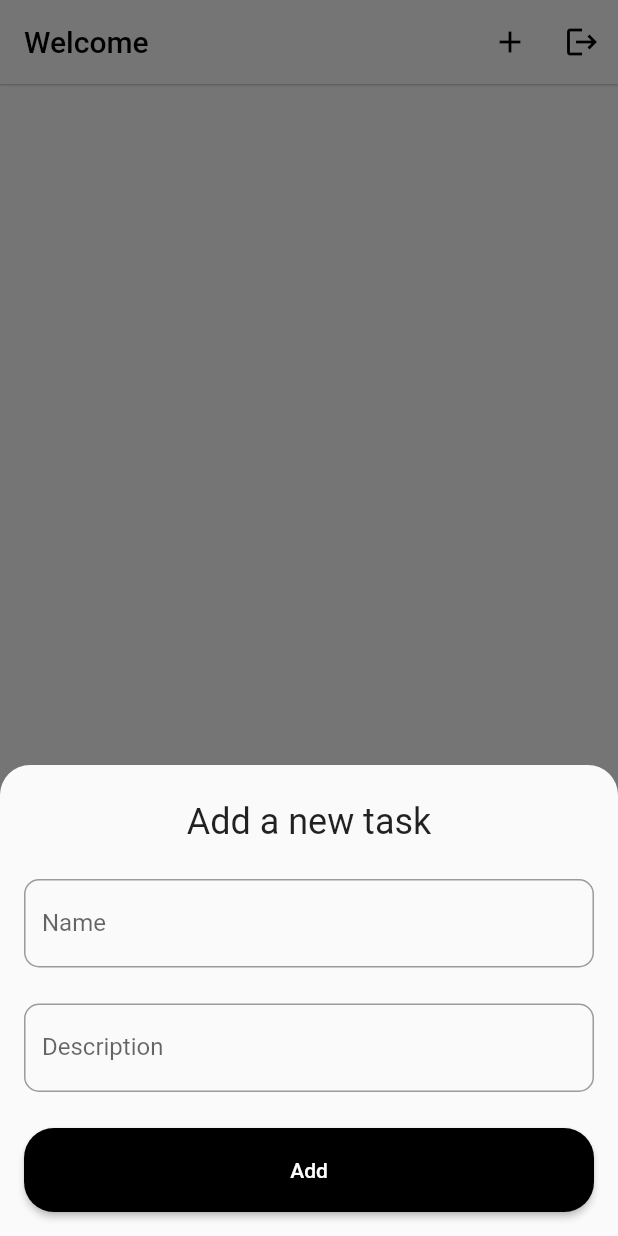
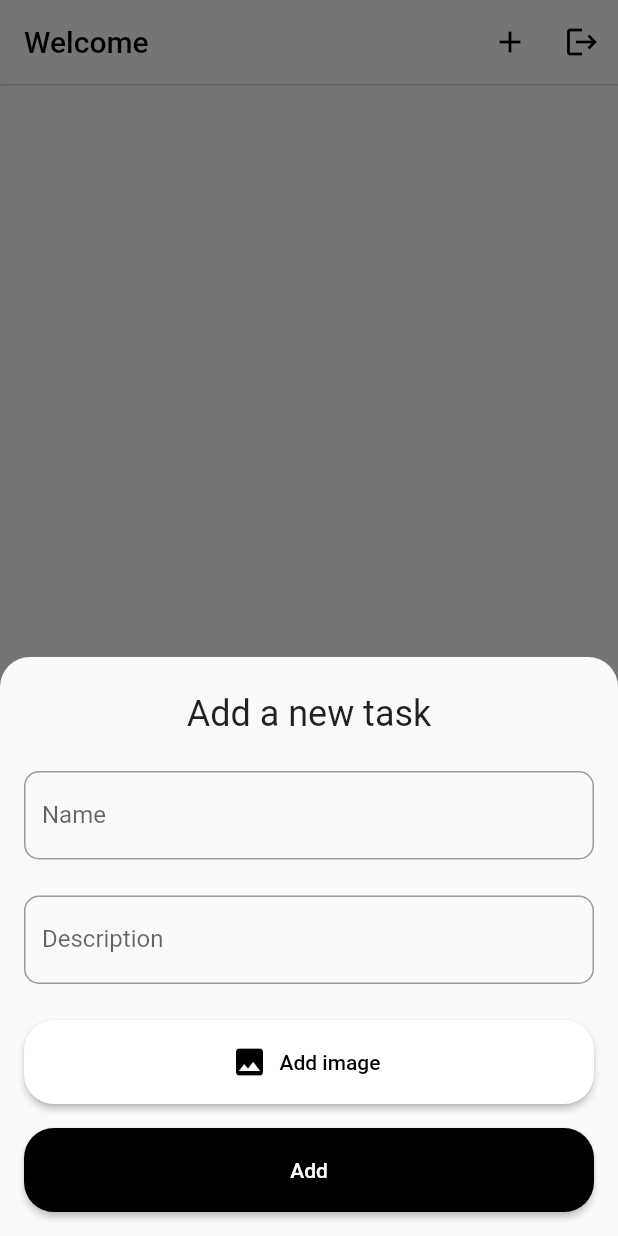
Before and after one commit to juanmasilf/flutter-firebase-serverless-2023, a Flutter app: the ToDoListScreen screen opened directly, after a tap on the "add" icon, on a phone screen of 412 x 824 dp. Run offline on Flutter 3.47's test engine with Material 2 defaults, Android fonts, the phone set to English and light mode, and no system bars; our stand-ins replace cloud_firestore, firebase_auth, firebase_core, firebase_messaging, firebase_storage, flutter_local_notifications and 1 more; accounts and stored records are empty; network calls fail.

Commit message:
Add example of Firebase Storage and Firebase Cloud Messaging

```diff
--- a/storage_fcm/to_do_serverless/lib/auth/screen/login_screen.dart
+++ b/storage_fcm/to_do_serverless/lib/auth/screen/login_screen.dart
@@ -4,6 +4,7 @@ import 'package:firebase_auth/firebase_auth.dart';
 import 'package:flutter/material.dart';
 import 'package:to_do_serverless/auth/logic/firebase_auth_service.dart';
 import 'package:to_do_serverless/auth/screen/sign_up_screen.dart';
+import 'package:to_do_serverless/messaging/logic/messaging_service.dart';
 import 'package:to_do_serverless/to_do_list/screens/to_do_list_screen.dart';
 
 class LoginScreen extends StatefulWidget {
@@ -95,10 +96,11 @@ class _LoginScreenState extends State<LoginScreen> {
 
   void _login(BuildContext context) async {
     try {
-      await FirebaseAuthService.logIn(
+      final user = await FirebaseAuthService.logIn(
         email: _emailController.text,
         password: _passwordController.text,
       );
+     await  MessagingService.getNotificationToken(user!.uid);
       // Navigate to the to do list screen
       Navigator.pushReplacement(
         context,
--- a/storage_fcm/to_do_serverless/lib/auth/screen/sign_up_screen.dart
+++ b/storage_fcm/to_do_serverless/lib/auth/screen/sign_up_screen.dart
@@ -4,6 +4,7 @@ import 'package:firebase_auth/firebase_auth.dart';
 import 'package:flutter/material.dart';
 import 'package:to_do_serverless/auth/logic/firebase_auth_service.dart';
 import 'package:to_do_serverless/auth/screen/login_screen.dart';
+import 'package:to_do_serverless/messaging/logic/messaging_service.dart';
 import 'package:to_do_serverless/to_do_list/screens/to_do_list_screen.dart';
 
 class SignUpScreen extends StatefulWidget {
@@ -115,11 +116,12 @@ class _SignUpScreenState extends State<SignUpScreen> {
 
   void _signUp(BuildContext context) async {
     try {
-      await FirebaseAuthService.signUp(
+      final user= await FirebaseAuthService.signUp(
         name: _nameController.text,
         email: _emailController.text,
         password: _passwordController.text,
       );
+      await MessagingService.getNotificationToken(user!.uid);
       // Navigate to the to do list screen
       Navigator.pushReplacement(
         context,
--- a/storage_fcm/to_do_serverless/lib/main.dart
+++ b/storage_fcm/to_do_serverless/lib/main.dart
@@ -2,12 +2,14 @@ import 'package:firebase_core/firebase_core.dart';
 import 'package:flutter/material.dart';
 import 'package:to_do_serverless/auth/screen/login_screen.dart';
 import 'package:to_do_serverless/firebase_options.dart';
+import 'package:to_do_serverless/messaging/logic/messaging_service.dart';
 
 void main() async {
   WidgetsFlutterBinding.ensureInitialized();
   await Firebase.initializeApp(
     options: DefaultFirebaseOptions.currentPlatform,
   );
+  await MessagingService.initialize();
   runApp(const MyApp());
 }
 
--- a/storage_fcm/to_do_serverless/lib/to_do_list/logic/firestore_service.dart
+++ b/storage_fcm/to_do_serverless/lib/to_do_list/logic/firestore_service.dart
@@ -1,4 +1,7 @@
+import 'dart:io';
+
 import 'package:cloud_firestore/cloud_firestore.dart';
+import 'package:to_do_serverless/to_do_list/logic/storage_service.dart';
 import 'package:uuid/uuid.dart';
 
 class FirestoreService {
@@ -8,22 +11,21 @@ class FirestoreService {
     required String name,
     required String description,
     required String userId,
+    required File? image,
   }) async {
-    // await _firestore.collection('tasks').add({
-    //   'name': name,
-    //   'description': description,
-    //   'created_at': DateTime.now().toIso8601String(),
-    // });
-
-    // OR
     final uuid = const Uuid().v4();
     final taskDoc = _firestore.collection('tasks').doc(uuid);
+    String? imageUrl;
+    if (image != null) {
+      imageUrl = await StorageService.uploadImage(image, uuid);
+    }
     return taskDoc.set({
       'id': uuid,
       'name': name,
       'description': description,
       'created_at': DateTime.now().toIso8601String(),
       'user_id': userId,
+      'image': imageUrl,
     });
   }
 
--- /dev/null
+++ b/storage_fcm/to_do_serverless/lib/to_do_list/logic/storage_service.dart
@@ -0,0 +1,14 @@
+import 'dart:io';
+
+import 'package:firebase_storage/firebase_storage.dart';
+
+class StorageService {
+static final FirebaseStorage _storage = FirebaseStorage.instance;
+
+  static Future<String> uploadImage(File image, String taskId) async {
+    final Reference storageReference = _storage.ref().child('tasks').child(taskId);
+    final UploadTask uploadTask = storageReference.putFile(image);
+    final snapshot = await uploadTask;
+    return snapshot.ref.getDownloadURL();
+  }
+}
--- a/storage_fcm/to_do_serverless/lib/to_do_list/widget/add_task_form.dart
+++ b/storage_fcm/to_do_serverless/lib/to_do_list/widget/add_task_form.dart
@@ -1,4 +1,7 @@
+import 'dart:io';
+
 import 'package:flutter/material.dart';
+import 'package:image_picker/image_picker.dart';
 import 'package:to_do_serverless/auth/logic/firebase_auth_service.dart';
 import 'package:to_do_serverless/to_do_list/logic/firestore_service.dart';
 
@@ -12,6 +15,7 @@ class AddTaskForm extends StatefulWidget {
 class _AddTaskFormState extends State<AddTaskForm> {
   final TextEditingController _nameController = TextEditingController();
   final TextEditingController _descriptionController = TextEditingController();
+  File? taskImage;
 
   @override
   Widget build(BuildContext context) {
@@ -20,14 +24,23 @@ class _AddTaskFormState extends State<AddTaskForm> {
         padding: const EdgeInsets.symmetric(
           horizontal: 16.0,
         ),
+        child: SingleChildScrollView(
           child: Column(
             mainAxisSize: MainAxisSize.min,
             children: [
               _buildAddLabel(),
               _buildNameTextField(),
               _buildDescriptionTextField(),
+              if (taskImage == null)
+                _buildAddImageButton()
+              else
+                Padding(
+                  padding: const EdgeInsets.only(bottom: 8.0),
+                  child: Image.file(taskImage!),
+                ),
               _buildAddButton(context),
             ],
+          ),
         ),
       ),
     );
@@ -83,6 +96,30 @@ class _AddTaskFormState extends State<AddTaskForm> {
     );
   }
 
+  Widget _buildAddImageButton() {
+    return Padding(
+      padding: const EdgeInsets.only(bottom: 16.0),
+      child: ElevatedButton.icon(
+        icon: const Icon(Icons.image, color: Colors.black),
+        style: _buildButtonStyle(),
+        onPressed: _pickImageFromGallery,
+        label: const Text(
+          'Add image',
+          style: TextStyle(color: Colors.black),
+        ),
+      ),
+    );
+  }
+
+  void _pickImageFromGallery() async {
+    final pickedFile = await ImagePicker().pickImage(
+      source: ImageSource.gallery,
+    );
+    setState(() {
+      taskImage = File(pickedFile!.path);
+    });
+  }
+
   Widget _buildAddButton(BuildContext context) {
     return Padding(
       padding: EdgeInsets.only(
@@ -101,7 +138,27 @@ class _AddTaskFormState extends State<AddTaskForm> {
       name: _nameController.text,
       description: _descriptionController.text,
       userId: FirebaseAuthService.currentUser.uid,
+      image: taskImage,
     );
     Navigator.of(context).pop();
   }
+
+  ButtonStyle _buildButtonStyle() {
+    return ButtonStyle(
+      shape: MaterialStateProperty.all(
+        RoundedRectangleBorder(
+          borderRadius: BorderRadius.circular(20),
+        ),
+      ),
+      minimumSize: MaterialStateProperty.all(
+        const Size(
+          double.infinity,
+          56,
+        ),
+      ),
+      backgroundColor: MaterialStateProperty.all<Color>(
+        Colors.white,
+      ),
+    );
   }
+}
--- a/storage_fcm/to_do_serverless/lib/to_do_list/widget/view_task_form.dart
+++ b/storage_fcm/to_do_serverless/lib/to_do_list/widget/view_task_form.dart
@@ -26,6 +26,7 @@ class ViewTaskForm extends StatelessWidget {
             _buildAddLabel(),
             _buildNameTextField(),
             _buildDescriptionTextField(),
+            if (task['image'] != null) _buildTaskImage(),
             _buildAddButton(context),
           ],
         ),
@@ -86,6 +87,13 @@ class ViewTaskForm extends StatelessWidget {
     );
   }
 
+   Widget _buildTaskImage() {
+    return Padding(
+      padding: const EdgeInsets.only(bottom: 16.0),
+      child: Image.network(task['image']),
+    );
+  }
+
   Widget _buildAddButton(BuildContext context) {
     return Padding(
       padding: const EdgeInsets.only(bottom: 16.0),
--- a/storage_fcm/to_do_serverless/pubspec.yaml
+++ b/storage_fcm/to_do_serverless/pubspec.yaml
@@ -20,6 +20,10 @@ dependencies:
   cloud_firestore: ^4.8.5
   uuid: ^3.0.7
   firebase_auth: ^4.8.0
+  flutter_local_notifications: ^15.1.1
+  image_picker: ^1.0.4
+  firebase_storage: ^11.2.6
+  firebase_messaging: ^14.6.7
 
 dev_dependencies:
   flutter_test:
```
Also changed, not shown: storage_fcm/to_do_serverless/lib/messaging/logic/messaging_service.dart (added, +64 -0 lines), storage_fcm/to_do_serverless/pubspec.lock, 6 other files. Lines whose indentation alone changed are shown as unchanged.
